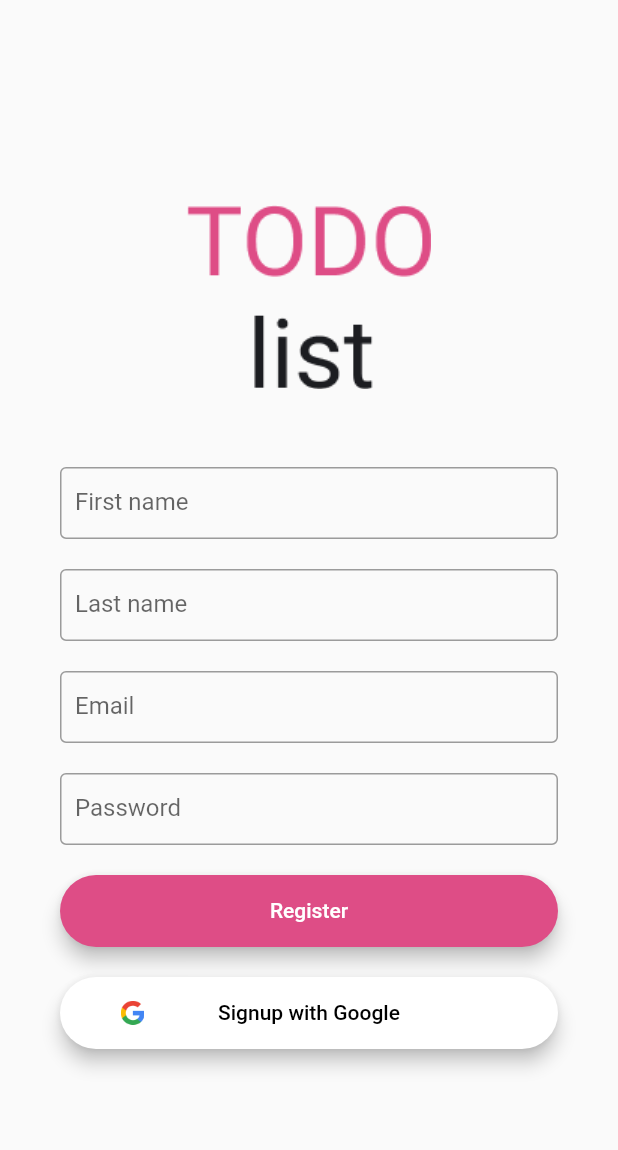
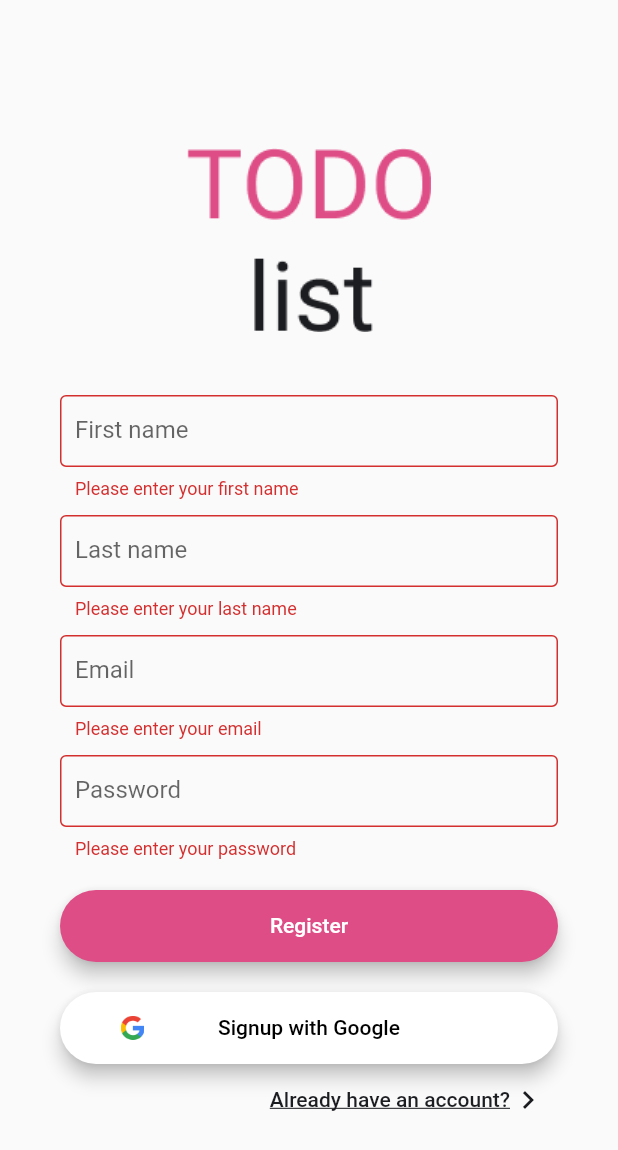
Before and after one commit to MartinKanera/todo_list, a Flutter app: the screen it shows after launch, after a tap on "Register", on a phone screen of 412 x 824 dp. Shown: the top 1150 px of the screen. Run offline on Flutter 3.47's test engine with Material 2 defaults, Android fonts, the phone set to English and light mode, and no system bars; our stand-ins replace cloud_firestore, firebase_auth, firebase_core, google_sign_in; accounts and stored records are empty.

Commit message:
feat(auth): signup with email and password

```diff
--- a/lib/authentication_service.dart
+++ b/lib/authentication_service.dart
@@ -23,7 +23,10 @@ class AuthenticationService {
       final firebaseUser = await _firebaseAuth.createUserWithEmailAndPassword(
           email: email.trim(), password: password);
 
-      firebaseUser.user;
+      await setUserData(
+          userId: firebaseUser.user.uid,
+          fullName:
+              '${firstName[0].toUpperCase()}${firstName.substring(1)} ${lastName[0].toUpperCase()}${lastName.substring(1)}');
     } on FirebaseException catch (e) {
       print(e.message);
     }
@@ -31,8 +34,10 @@ class AuthenticationService {
 
   Future<void> signIn({String email, String password}) async {
     try {
-      await _firebaseAuth.signInWithEmailAndPassword(
+      UserCredential user = await _firebaseAuth.signInWithEmailAndPassword(
           email: email.trim(), password: password);
+
+      await setUserData(userId: user.user.uid);
     } on FirebaseException catch (e) {
       print(e.message);
     }
--- a/lib/main.dart
+++ b/lib/main.dart
@@ -1,11 +1,11 @@
 import 'package:flutter/material.dart';
 import 'package:flutter/scheduler.dart';
 import 'colors.dart';
-import 'screens/register.dart';
 import 'package:firebase_core/firebase_core.dart';
-import 'package:firebase_auth/firebase_auth.dart';
 import 'package:provider/provider.dart';
 import 'authentication_service.dart';
+import 'screens/register.dart';
+import 'screens/login.dart';
 
 Future<void> main() async {
   WidgetsFlutterBinding.ensureInitialized();
@@ -27,12 +27,10 @@ class MyApp extends StatelessWidget {
         ],
         child: MaterialApp(
           title: 'Flutter Demo',
-          theme: ThemeData(
-            primaryColor: PrimaryColors.black,
-          ),
           routes: {
             '/': (context) => LoadingPage(),
             '/todo': (context) => TodoPage(),
+            '/login': (context) => LoginPage(),
             '/register': (context) => RegisterPage(),
           },
         ));
--- /dev/null
+++ b/lib/screens/login.dart
@@ -0,0 +1,15 @@
+import 'package:flutter/material.dart';
+
+class LoginPage extends StatefulWidget {
+  @override
+  _LoginPageState createState() => _LoginPageState();
+}
+
+class _LoginPageState extends State<LoginPage> {
+  @override
+  Widget build(BuildContext context) {
+    return Container(
+      child: Text('Login page'),
+    );
+  }
+}
--- a/lib/screens/register.dart
+++ b/lib/screens/register.dart
@@ -3,9 +3,24 @@ import '../colors.dart';
 import 'package:provider/provider.dart';
 import '../authentication_service.dart';
 
-class RegisterPage extends StatelessWidget {
+class RegisterPage extends StatefulWidget {
+  @override
+  _RegisterPageState createState() => _RegisterPageState();
+}
+
+class _RegisterPageState extends State<RegisterPage> {
+  String firstName, lastName, email, password = '';
+
+  final _formKey = GlobalKey<FormState>();
+
+  @override
+  void initState() {
+    super.initState();
+  }
+
   @override
   Widget build(BuildContext context) {
+    final node = FocusScope.of(context);
     return Scaffold(
         body: Container(
             width: double.infinity,
@@ -14,6 +29,8 @@ class RegisterPage extends StatelessWidget {
                 width: MediaQuery.of(context).size.width * 80,
                 margin: EdgeInsets.only(left: 40, right: 40),
                 child: SingleChildScrollView(
+                  child: Form(
+                    key: _formKey,
                     child: Column(
                       mainAxisAlignment: MainAxisAlignment.center,
                       crossAxisAlignment: CrossAxisAlignment.center,
@@ -23,8 +40,17 @@ class RegisterPage extends StatelessWidget {
                           child: Image.asset('assets/images/logo.png'),
                         ),
                         Padding(
-                          padding: EdgeInsets.only(top: 20),
-                          child: TextField(
+                            padding: EdgeInsets.only(top: 10),
+                            child: TextFormField(
+                              onChanged: (text) => firstName = text,
+                              validator: (value) {
+                                if (value.isEmpty) {
+                                  return 'Please enter your first name';
+                                }
+
+                                return null;
+                              },
+                              onEditingComplete: () => node.nextFocus(),
                               decoration: InputDecoration(
                                 border: OutlineInputBorder(),
                                 labelText: 'First name',
@@ -33,8 +59,17 @@ class RegisterPage extends StatelessWidget {
                               ),
                             )),
                         Padding(
-                        padding: EdgeInsets.only(top: 20),
-                        child: TextField(
+                          padding: EdgeInsets.only(top: 10),
+                          child: TextFormField(
+                            onChanged: (text) => lastName = text,
+                            validator: (value) {
+                              if (value.isEmpty) {
+                                return 'Please enter your last name';
+                              }
+
+                              return null;
+                            },
+                            onEditingComplete: () => node.nextFocus(),
                             decoration: InputDecoration(
                               border: OutlineInputBorder(),
                               labelText: 'Last name',
@@ -44,8 +79,24 @@ class RegisterPage extends StatelessWidget {
                           ),
                         ),
                         Padding(
-                        padding: EdgeInsets.only(top: 20),
-                        child: TextField(
+                          padding: EdgeInsets.only(top: 10),
+                          child: TextFormField(
+                            onChanged: (text) => email = text,
+                            validator: (value) {
+                              RegExp emailReg = new RegExp(
+                                  r"^\w+([-+.']\w+)*@\w+([-.]\w+)*\.\w+([-.]\w+)*$",
+                                  caseSensitive: false,
+                                  multiLine: false);
+
+                              if (value.isEmpty)
+                                return 'Please enter your email';
+
+                              if (!emailReg.hasMatch(value))
+                                return 'Invalid email';
+
+                              return null;
+                            },
+                            onEditingComplete: () => node.nextFocus(),
                             decoration: InputDecoration(
                               border: OutlineInputBorder(),
                               labelText: 'Email',
@@ -55,8 +106,17 @@ class RegisterPage extends StatelessWidget {
                           ),
                         ),
                         Padding(
-                        padding: EdgeInsets.only(top: 20),
-                        child: TextField(
+                          padding: EdgeInsets.only(top: 10),
+                          child: TextFormField(
+                            onChanged: (text) => password = text,
+                            validator: (value) {
+                              if (value.isEmpty) {
+                                return 'Please enter your password';
+                              }
+
+                              return null;
+                            },
+                            onEditingComplete: () => node.nextFocus(),
                             obscureText: true,
                             decoration: InputDecoration(
                               border: OutlineInputBorder(),
@@ -69,7 +129,19 @@ class RegisterPage extends StatelessWidget {
                         Padding(
                             padding: EdgeInsets.only(top: 20),
                             child: MaterialButton(
-                            onPressed: () => {print('Register')},
+                              onPressed: () async {
+                                if (_formKey.currentState.validate()) {
+                                  await context
+                                      .read<AuthenticationService>()
+                                      .signUp(
+                                          firstName: firstName,
+                                          lastName: lastName,
+                                          email: email,
+                                          password: password);
+                                  Navigator.pushReplacementNamed(
+                                      context, '/todo');
+                                }
+                              },
                               child: Text('Register'),
                               textColor: Colors.white,
                               color: PrimaryColors.pink,
@@ -80,13 +152,14 @@ class RegisterPage extends StatelessWidget {
                                   borderRadius: new BorderRadius.circular(50)),
                             )),
                         Padding(
-                          padding: EdgeInsets.symmetric(vertical: 20),
+                            padding: EdgeInsets.only(top: 20),
                             child: MaterialButton(
                               onPressed: () async {
                                 await context
                                     .read<AuthenticationService>()
                                     .signInWithGoogle();
-                              Navigator.pushReplacementNamed(context, '/todo');
+                                Navigator.pushReplacementNamed(
+                                    context, '/todo');
                               },
                               textColor: Colors.black,
                               color: Colors.white,
@@ -96,7 +169,8 @@ class RegisterPage extends StatelessWidget {
                               shape: RoundedRectangleBorder(
                                   borderRadius: new BorderRadius.circular(50)),
                               child: Row(
-                              mainAxisAlignment: MainAxisAlignment.spaceAround,
+                                mainAxisAlignment:
+                                    MainAxisAlignment.spaceAround,
                                 children: [
                                   Container(
                                     width: 16,
@@ -111,7 +185,36 @@ class RegisterPage extends StatelessWidget {
                                 ],
                               ),
                             )),
+                        Row(
+                          mainAxisAlignment: MainAxisAlignment.end,
+                          children: [
+                            TextButton(
+                                onPressed: () =>
+                                    Navigator.pushNamed(context, '/login'),
+                                style: ButtonStyle(
+                                    overlayColor:
+                                        MaterialStateColor.resolveWith(
+                                            (states) => Colors.transparent)),
+                                child: Row(
+                                  children: [
+                                    Text(
+                                      'Already have an account?',
+                                      style: TextStyle(
+                                        decoration: TextDecoration.underline,
+                                        decorationColor: PrimaryColors.black,
+                                        color: PrimaryColors.black,
+                                      ),
+                                    ),
+                                    Icon(
+                                      Icons.chevron_right,
+                                      color: PrimaryColors.black,
+                                    ),
                                   ],
+                                ))
+                          ],
+                        )
+                      ],
+                    ),
                   ),
                 ),
               ),
```
Lines whose indentation alone changed are shown as unchanged.
